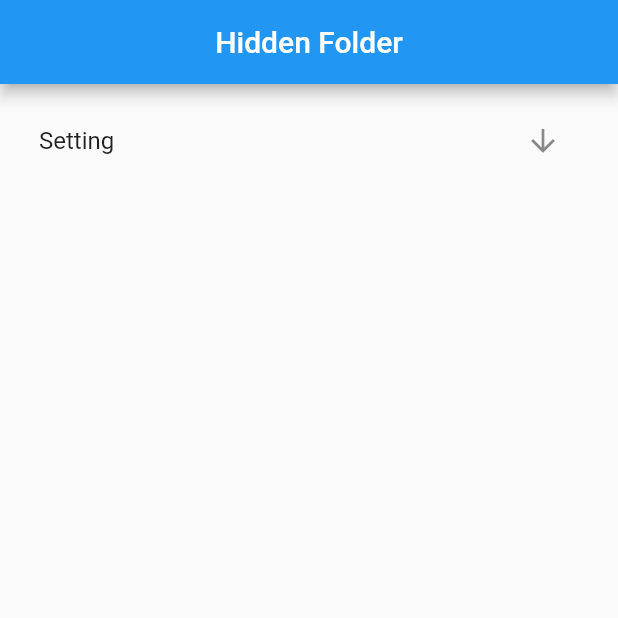
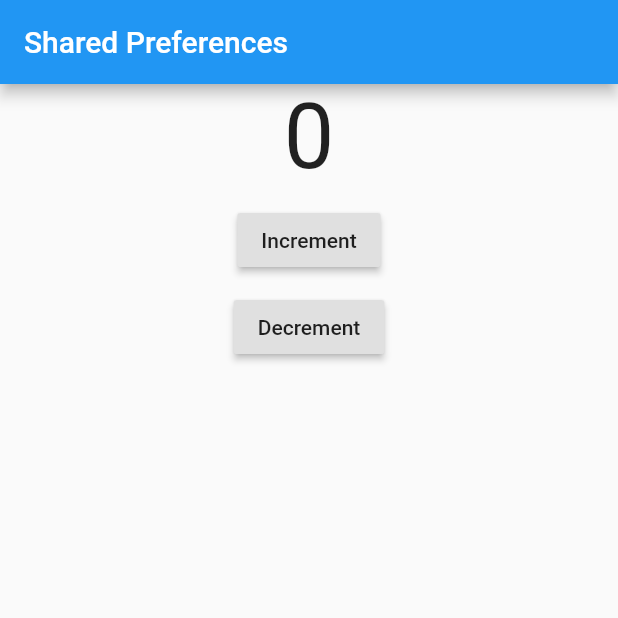
Before and after one commit to enasiruddin/Flutter, a Flutter app: the screen it shows after launch, on a phone screen of 412 x 824 dp, the top half of it. Run offline on Flutter 3.47's test engine with Material 2 defaults, Android fonts, the phone set to English and light mode, and no system bars; our stand-ins replace carousel_slider, curved_navigation_bar, google_maps_flutter, image_picker, math_expressions, shared_preferences and 1 more; missing offline and left inert: dart:html; accounts and stored records are empty.

Commit message:
sharedpreference

```diff
--- a/Practice/Nasir/lib/main.dart
+++ b/Practice/Nasir/lib/main.dart
@@ -18,6 +18,7 @@ import 'dropdownbtnclass/dropdownbtnclass.dart';
 import 'google_map/google_maps.dart';
 import 'hidden_folder/hidden_folder.dart';
 import 'imagepicker/imagepickerclss.dart';
+import 'sharedpreference/sharedpreference.dart';
 
 void main()=>runApp(MyApp());
 
@@ -28,7 +29,7 @@ class MyApp extends StatelessWidget {
   Widget build(BuildContext context) {
     return MaterialApp(
       debugShowCheckedModeBanner: false,
-      home: HiddenFolderClass(),
+      home: SharedPreferenceClass(),
     );
   }
 }
--- /dev/null
+++ b/Practice/Nasir/lib/sharedpreference/sharedpreference.dart
@@ -0,0 +1,74 @@
+import 'package:flutter/material.dart';
+import 'package:shared_preferences/shared_preferences.dart';
+
+class SharedPreferenceClass extends StatefulWidget {
+  const SharedPreferenceClass({Key? key}) : super(key: key);
+
+  @override
+  _SharedPreferenceClassState createState() => _SharedPreferenceClassState();
+}
+
+class _SharedPreferenceClassState extends State<SharedPreferenceClass> {
+  int counter=0;
+  Future increment() async{
+    SharedPreferences prefs = await SharedPreferences.getInstance();
+    setState(() {
+      counter++;
+      prefs.setInt('counter', counter);
+    });
+  }
+
+  Future Decrement() async{
+    SharedPreferences prefs = await SharedPreferences.getInstance();
+    setState(() {
+      counter--;
+      prefs.setInt('counter', counter);
+    });
+  }
+  getCounter() async{
+
+    SharedPreferences prefs = await SharedPreferences.getInstance();
+    setState(() {
+      counter = prefs.getInt('counter') ?? 0;
+    });
+  }
+
+  @override
+  void initState() {
+    // TODO: implement initState
+    super.initState();
+    getCounter();
+  }
+
+  @override
+  Widget build(BuildContext context) {
+    return Scaffold(
+      appBar: AppBar(
+        title: Text('Shared Preferences'),
+      ),
+      body: Center(
+        child: Column(
+          children: [
+            Text('$counter', style: TextStyle(fontSize: 60),),
+            SizedBox(height: 10,),
+            RaisedButton(
+                onPressed: (){
+                  increment();
+                },
+              child: Text('Increment'),
+            ),
+            SizedBox(height: 10,),
+            RaisedButton(
+              onPressed: (){
+                Decrement();
+              },
+              child: Text('Decrement'),
+            ),
+          ],
+        ),
+      ),
+    );
+  }
+
+
+}
```
